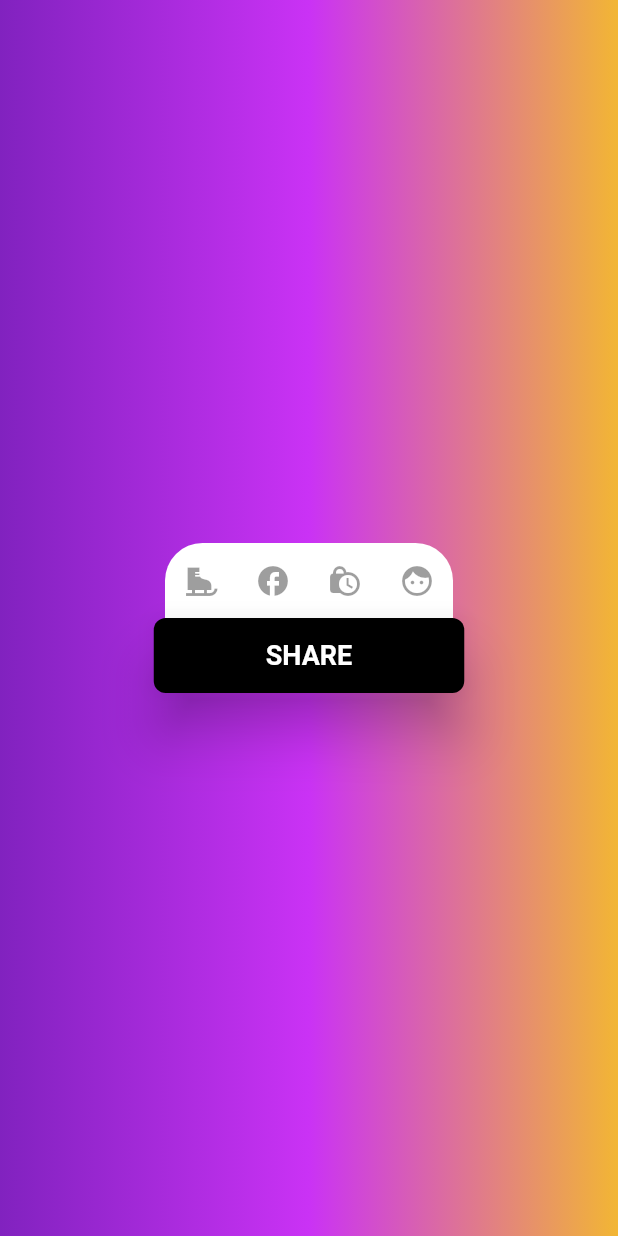
After one commit to galva-dev/flutter_challenge, a Flutter app: the MainSocialShareButton screen opened directly, on a phone screen of 412 x 824 dp. The commit adds this screen. Run offline on Flutter 3.47's test engine with Material 2 defaults, Android fonts, the phone set to English and light mode, and no system bars.

Commit message:
Social Share Button finalizado

```diff
--- a/lib/list_projects/list_projects.dart
+++ b/lib/list_projects/list_projects.dart
@@ -1,6 +1,7 @@
 import 'package:flutter/cupertino.dart';
 import 'package:flutter_challenge/projects/list_scroll_animation_v1/list_scroll_animation_v1.dart';
 import 'package:flutter_challenge/projects/shake_transition/main_shake_transition.dart';
+import 'package:flutter_challenge/projects/social_share_button/main_social_share_button.dart';
 import 'package:flutter_challenge/projects/staggered_dual_view/main_steggered_dual_view.dart';
 import 'package:flutter_challenge/projects/vinil_animation/home_vinil.dart';
 
@@ -25,6 +26,10 @@ class ListProjects {
       title: 'Shake Transition',
       page: ShakeTransition(),
     ),
+    ListProjects(
+      title: 'Social Share Button',
+      page: MainSocialShareButton(),
+    ),
   ];
 
   ListProjects({required this.title, required this.page});
--- /dev/null
+++ b/lib/projects/social_share_button/main_social_share_button.dart
@@ -0,0 +1,151 @@
+import 'package:flutter/material.dart';
+
+final backgroundColors = [
+  Color(0xff8122bf),
+  Color(0xffca32f5),
+  Color(0xfff2b634),
+];
+
+class MainSocialShareButton extends StatelessWidget {
+  const MainSocialShareButton({Key? key}) : super(key: key);
+
+  @override
+  Widget build(BuildContext context) {
+    return DecoratedBox(
+      decoration: BoxDecoration(
+          gradient: LinearGradient(
+        colors: backgroundColors,
+      )),
+      child: Scaffold(
+        backgroundColor: Colors.transparent,
+        body: Center(
+          child: SocialShareButton(
+            children: [
+              IconButton(
+                onPressed: null,
+                icon: Icon(Icons.ice_skating),
+              ),
+              IconButton(
+                onPressed: null,
+                icon: Icon(Icons.facebook),
+              ),
+              IconButton(
+                onPressed: null,
+                icon: Icon(Icons.lock_clock),
+              ),
+              IconButton(
+                onPressed: null,
+                icon: Icon(Icons.face),
+              ),
+            ],
+          ),
+        ),
+      ),
+    );
+  }
+}
+
+class SocialShareButton extends StatefulWidget {
+  final double height;
+  final List<Widget> children;
+  final Color childrenColor;
+  final TextStyle buttonStyle;
+  final Color buttonColor;
+
+  const SocialShareButton({
+    Key? key,
+    this.height = 100,
+    required this.children,
+    this.childrenColor = Colors.white,
+    this.buttonColor = Colors.black,
+    this.buttonStyle = const TextStyle(
+        color: Colors.white, fontSize: 18, fontWeight: FontWeight.bold),
+  }) : super(key: key);
+
+  @override
+  _SocialShareButtonState createState() => _SocialShareButtonState();
+}
+
+class _SocialShareButtonState extends State<SocialShareButton> {
+  final _buttonKey = GlobalKey();
+  double _buttonWidth = 0.0;
+  bool _expanded = false;
+
+  @override
+  void initState() {
+    WidgetsBinding.instance!.addPostFrameCallback((_) {
+      setState(() {
+        _buttonWidth = _buttonKey.currentContext!.size!.width + 15;
+      });
+    });
+    super.initState();
+  }
+
+  @override
+  Widget build(BuildContext context) {
+    final movement = widget.height / 4;
+    return TweenAnimationBuilder<double>(
+        duration: const Duration(milliseconds: 400),
+        tween: _expanded
+            ? Tween(begin: 0.0, end: 1.0)
+            : Tween(begin: 1.0, end: 0.0),
+        builder: (context, value, _) {
+          return Container(
+            height: widget.height,
+            child: Column(
+              children: [
+                Transform.translate(
+                  offset: Offset(0.0, movement * value),
+                  child: Container(
+                    decoration: BoxDecoration(
+                        color: widget.childrenColor,
+                        borderRadius:
+                            BorderRadius.vertical(top: Radius.circular(25))),
+                    height: widget.height / 2,
+                    child: Row(
+                      key: _buttonKey,
+                      mainAxisSize: MainAxisSize.min,
+                      children: widget.children,
+                    ),
+                  ),
+                ),
+                Transform.translate(
+                  offset: Offset(0.0, -movement * value),
+                  child: Material(
+                    elevation: 15,
+                    color: widget.buttonColor,
+                    shape: RoundedRectangleBorder(
+                      borderRadius: BorderRadius.all(
+                        Radius.circular(8),
+                      ),
+                    ),
+                    child: InkWell(
+                      onTap: () {
+                        setState(() {
+                          _expanded = !_expanded;
+                        });
+                      },
+                      splashColor: Colors.green,
+                      child: Container(
+                        decoration: BoxDecoration(
+                          borderRadius: BorderRadius.all(
+                            Radius.circular(8),
+                          ),
+                        ),
+                        height: widget.height / 2,
+                        width: _buttonWidth,
+                        alignment: Alignment.center,
+                        child: Text(
+                          'SHARE',
+                          style: widget.buttonStyle,
+                        ),
+                      ),
+                    ),
+                  ),
+                )
+              ],
+            ),
+          );
+        });
+  }
+}
```
